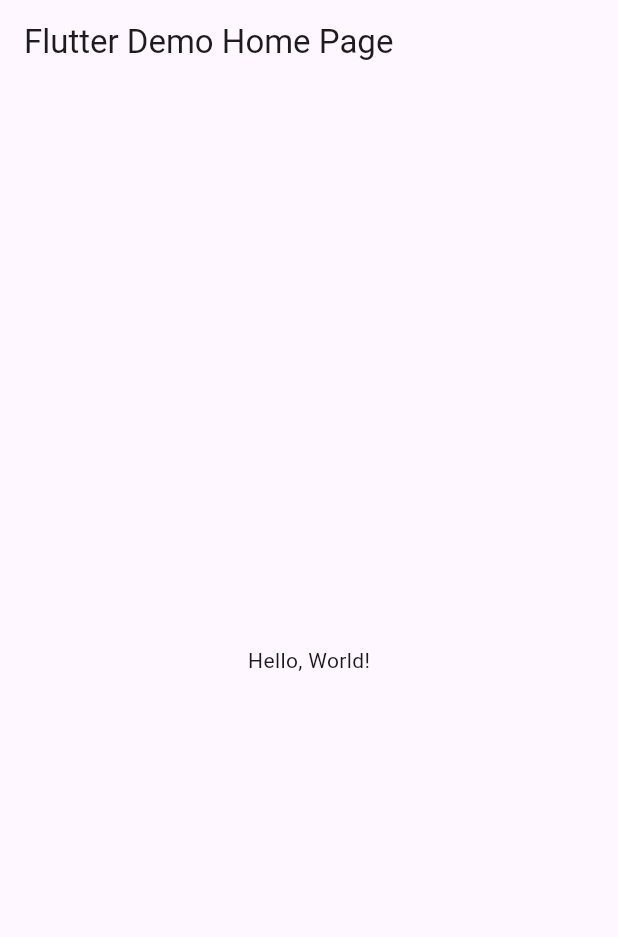
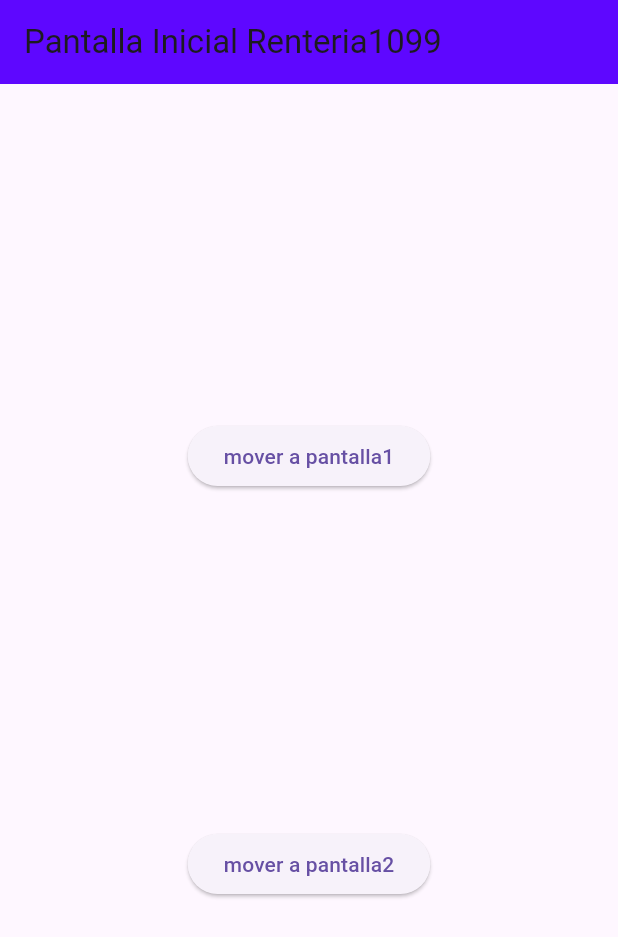
Before and after one commit to Miguelrenteria10/p15-Rutasv2-1099, a Flutter app: the screen it shows after launch, on a phone screen of 412 x 824 dp. Shown: the top 937 px of the screen. Run offline on Flutter 3.47's test engine with Material 3 defaults, Android fonts, the phone set to English and light mode, and no system bars.

```diff
--- /dev/null
+++ b/lib/Pantalla1_1099.dart
@@ -0,0 +1,23 @@
+import 'package:flutter/material.dart';
+
+class Pantalla1_1099 extends StatelessWidget {
+  const Pantalla1_1099({Key? key}) : super(key: key);
+
+  @override
+  Widget build(BuildContext context) {
+    return Scaffold(
+        appBar: AppBar(
+          title: Text("Pantalla1_Renteria1099"),
+          backgroundColor: Color(0xff741d1d),
+        ),
+        body: Center(
+          child: Column(
+            children: [
+              Container(
+                child: Text("Renteria Ejemplo"),
+              )
+            ], //ninios
+          ),
+        ));
+  }
+}
--- /dev/null
+++ b/lib/PantallaInicial_1099.dart
@@ -0,0 +1,32 @@
+import 'package:flutter/material.dart';
+
+class PantallaInicial_1099 extends StatelessWidget {
+  const PantallaInicial_1099({Key? key}) : super(key: key);
+
+  @override
+  Widget build(BuildContext context) {
+    return Scaffold(
+        appBar: AppBar(
+          title: Text("Pantalla Inicial Renteria1099"),
+          backgroundColor: Color(0xff5e07ff),
+        ),
+        body: Center(
+            child: Column(
+          mainAxisAlignment: MainAxisAlignment.spaceEvenly,
+          children: [
+            ElevatedButton(
+              onPressed: () {
+                Navigator.pushNamed(context, "/Pantall1_1099");
+              },
+              child: Text("mover a pantalla1"),
+            ),
+            ElevatedButton(
+              onPressed: () {
+                Navigator.pushNamed(context, "/Pantall2_1099");
+              },
+              child: Text("mover a pantalla2"),
+            )
+          ], //niniosn
+        )));
+  }
+}
--- a/lib/main.dart
+++ b/lib/main.dart
@@ -1,43 +1,19 @@
 import 'package:flutter/material.dart';
+import 'package:Renteria1099/Pantalla1_1099.dart';
+import 'package:Renteria1099/Pantalla2_1099.dart';
+import 'package:Renteria1099/PantallaInicial_1099.dart';
 
-void main() => runApp(MyApp());
+void main() => runApp(MiApp1099());
 
-class MyApp extends StatelessWidget {
-  const MyApp({super.key});
-  // This widget is the root of your application.
-  @override
-  Widget build(BuildContext context) {
-    return MaterialApp(
-      // Application name
-      title: 'Flutter Hello World',
-      // Application theme data, you can set the colors for the application as
-      // you want
-      theme: ThemeData(
-        // useMaterial3: true,
-        primarySwatch: Colors.blue,
-      ),
-      // A widget which will be started on application startup
-      home: MyHomePage(title: 'Flutter Demo Home Page'),
-    );
-  }
-}
-
-class MyHomePage extends StatelessWidget {
-  final String title;
-  const MyHomePage({super.key, required this.title});
+class MiApp1099 extends StatelessWidget {
+  const MiApp1099({Key? key}) : super(key: key);
 
   @override
   Widget build(BuildContext context) {
-    return Scaffold(
-      appBar: AppBar(
-        // The title text which will be shown on the action bar
-        title: Text(title),
-      ),
-      body: Center(
-        child: Text(
-          'Hello, World!',
-        ),
-      ),
-    );
+    return MaterialApp(initialRoute: "/", routes: {
+      "/": (context) => PantallaInicial_1099(),
+      "/Pantall1_1099": (context) => Pantalla1_1099(),
+      "/Pantall2_1099": (context) => Pantalla2_1099(),
+    });
   }
 }
```
Also changed, not shown: lib/Pantalla2_1099.dart (added, +26 -0 lines).
